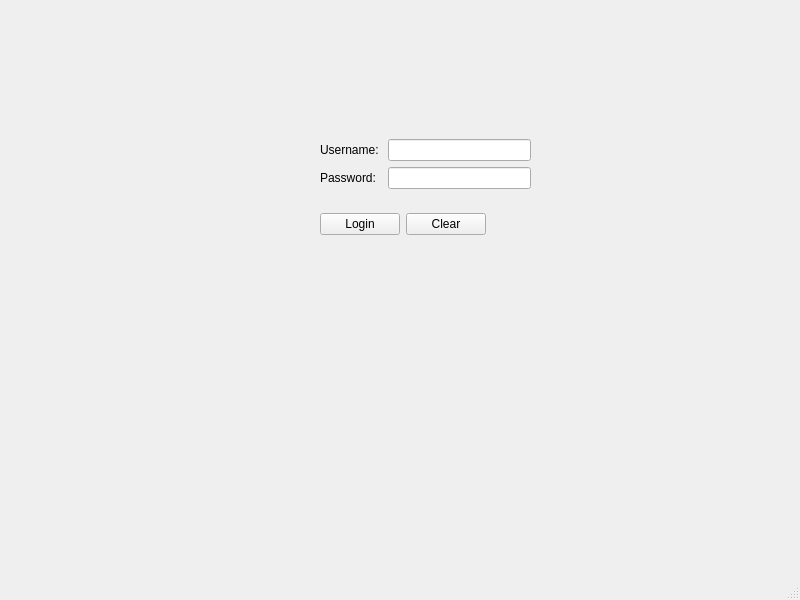
First picture: the form in project-2/mainwindow.ui, repository YaqubH/project-2, before the edit.
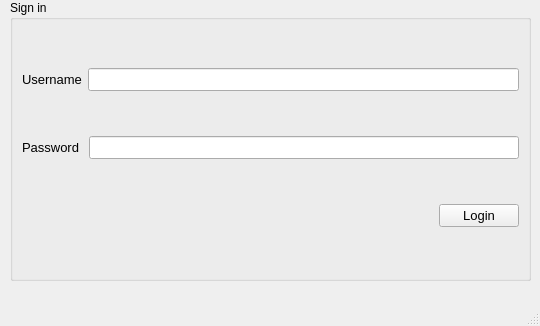
Second picture: the form after the edit.

Diff of the .ui file:
```diff
--- a/project-2/mainwindow.ui
+++ b/project-2/mainwindow.ui
@@ -6,74 +6,116 @@
    <rect>
     <x>0</x>
     <y>0</y>
-    <width>800</width>
-    <height>600</height>
+    <width>540</width>
+    <height>326</height>
    </rect>
   </property>
   <property name="windowTitle">
    <string>MainWindow</string>
   </property>
+  <property name="styleSheet">
+   <string notr="true"/>
+  </property>
   <widget class="QWidget" name="centralwidget">
-   <widget class="QWidget" name="layoutWidget">
+   <widget class="QGroupBox" name="loginBox">
     <property name="geometry">
      <rect>
-      <x>320</x>
-      <y>212</y>
-      <width>166</width>
-      <height>25</height>
+      <x>10</x>
+      <y>0</y>
+      <width>521</width>
+      <height>281</height>
      </rect>
     </property>
-    <layout class="QHBoxLayout" name="horizontalLayout_3">
-     <item>
-      <widget class="QPushButton" name="loginPushBtn">
-       <property name="text">
-        <string>Login</string>
-       </property>
-      </widget>
-     </item>
-     <item>
-      <widget class="QPushButton" name="clearPushBtn">
-       <property name="text">
-        <string>Clear</string>
-       </property>
-      </widget>
-     </item>
-    </layout>
-   </widget>
-   <widget class="QWidget" name="">
-    <property name="geometry">
-     <rect>
-      <x>320</x>
-      <y>139</y>
-      <width>211</width>
-      <height>51</height>
-     </rect>
+    <property name="styleSheet">
+     <string notr="true"/>
     </property>
-    <layout class="QGridLayout" name="gridLayout">
+    <property name="title">
+     <string>Sign in</string>
+    </property>
+    <property name="alignment">
+     <set>Qt::AlignLeading|Qt::AlignLeft|Qt::AlignTop</set>
+    </property>
+    <layout class="QGridLayout" name="gridLayout_3">
      <item row="0" column="0">
-      <widget class="QLabel" name="usernameLabel">
-       <property name="text">
-        <string>Username: </string>
-       </property>
-      </widget>
-     </item>
-     <item row="0" column="1">
-      <widget class="QLineEdit" name="usernameLineEdit"/>
+      <layout class="QHBoxLayout" name="horizontalLayout">
+       <item>
+        <widget class="QLabel" name="Label_Username">
+         <property name="font">
+          <font>
+           <pointsize>10</pointsize>
+          </font>
+         </property>
+         <property name="styleSheet">
+          <string notr="true"/>
+         </property>
+         <property name="text">
+          <string>Username</string>
+         </property>
+        </widget>
+       </item>
+       <item>
+        <widget class="QLineEdit" name="LineEdit_Username">
+         <property name="font">
+          <font>
+           <pointsize>10</pointsize>
+          </font>
+         </property>
+         <property name="styleSheet">
+          <string notr="true"/>
+         </property>
+        </widget>
+       </item>
+      </layout>
      </item>
      <item row="1" column="0">
-      <widget class="QLabel" name="passwordLabel">
-       <property name="text">
-        <string>Password: </string>
-       </property>
-      </widget>
+      <layout class="QHBoxLayout" name="horizontalLayout_2">
+       <item>
+        <widget class="QLabel" name="Label_Password">
+         <property name="font">
+          <font>
+           <pointsize>10</pointsize>
+          </font>
+         </property>
+         <property name="styleSheet">
+          <string notr="true"/>
+         </property>
+         <property name="text">
+          <string>Password </string>
+         </property>
+        </widget>
+       </item>
+       <item>
+        <widget class="QLineEdit" name="LineEdit_Password">
+         <property name="enabled">
+          <bool>true</bool>
+         </property>
+         <property name="font">
+          <font>
+           <pointsize>10</pointsize>
+          </font>
+         </property>
+         <property name="styleSheet">
+          <string notr="true"/>
+         </property>
+         <property name="echoMode">
+          <enum>QLineEdit::Password</enum>
+         </property>
+        </widget>
+       </item>
+      </layout>
      </item>
-     <item row="1" column="1">
-      <widget class="QLineEdit" name="passwordLineEdit">
-       <property name="inputMethodHints">
-        <set>Qt::ImhHiddenText|Qt::ImhNoAutoUppercase|Qt::ImhNoPredictiveText|Qt::ImhSensitiveData</set>
+     <item row="2" column="0" alignment="Qt::AlignRight">
+      <widget class="QPushButton" name="PushButton_login">
+       <property name="font">
+        <font>
+         <pointsize>10</pointsize>
+        </font>
        </property>
-       <property name="echoMode">
-        <enum>QLineEdit::Password</enum>
+       <property name="styleSheet">
+        <string notr="true"/>
+       </property>
+       <property name="text">
+        <string>Login</string>
        </property>
       </widget>
      </item>
```
Left out of the diff: 4 changed lines with no effect on the pictures.
